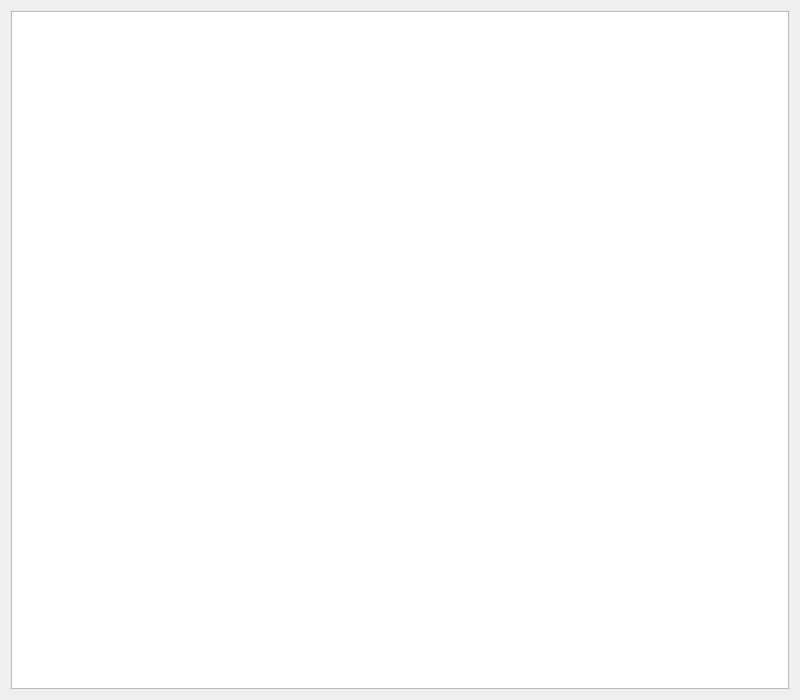
First picture: the form in widget.ui, repository TcwSunny/BattleCity, before the edit.
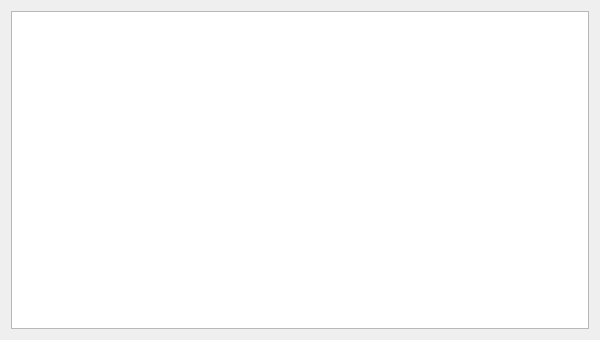
Second picture: the form after the edit.

```diff
--- a/widget.ui
+++ b/widget.ui
@@ -6,8 +6,8 @@
    <rect>
     <x>0</x>
     <y>0</y>
-    <width>800</width>
-    <height>700</height>
+    <width>600</width>
+    <height>340</height>
    </rect>
   </property>
   <property name="windowTitle">
```
